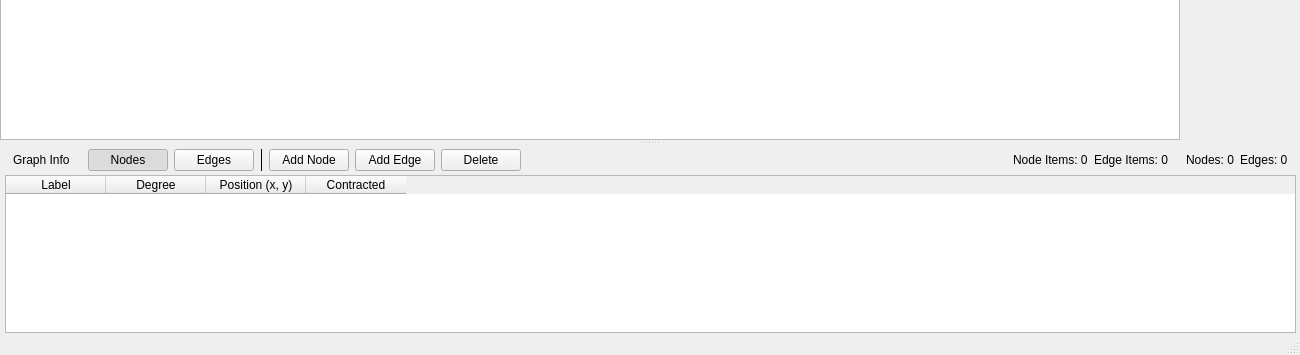
Qt form src/netsim.ui (TylerLayton123/NetworkSimulator) before a commit; both pictures show x 0 to 1300 and y 395 to 750 of the 1300 by 750 pixel window.
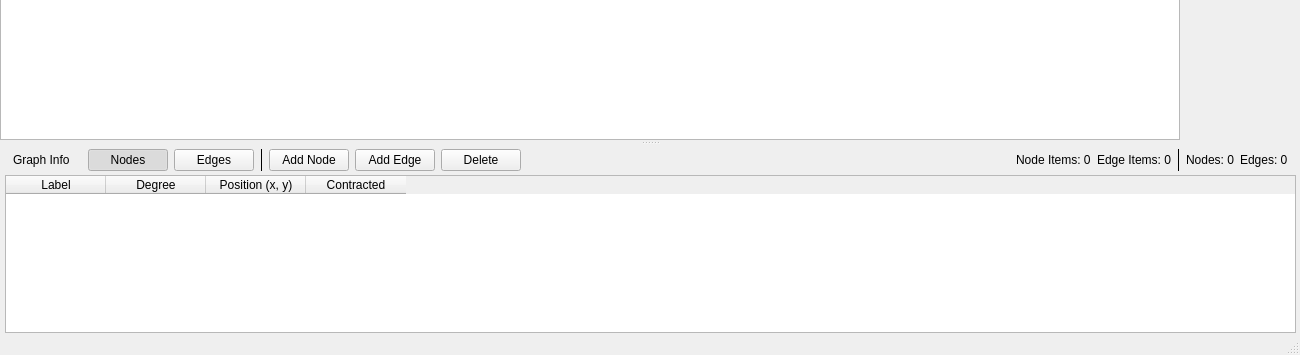
The same form after that commit.

Commit message: quick line between item and node count

What changed in the file:
```diff
--- a/src/netsim.ui
+++ b/src/netsim.ui
@@ -169,11 +169,13 @@
             </widget>
            </item>
 
-            <item><spacer name="tbSpacer2">
-            <property name="orientation"><enum>Qt::Horizontal</enum></property>
-            <property name="sizeType"><enum>QSizePolicy::Fixed</enum></property>
-            <property name="sizeHint" stdset="0"><size><width>12</width><height>0</height></size></property>
-           </spacer></item>
+           <item>
+            <widget class="QFrame" name="panelToolbarSep">
+             <property name="frameShape"><enum>QFrame::VLine</enum></property>
+             <property name="frameShadow"><enum>QFrame::Plain</enum></property>
+             <property name="maximumWidth"><number>1</number></property>
+            </widget>
+           </item>
 
 
            <item>
```
